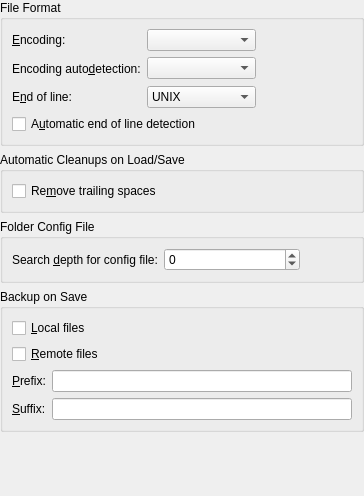
Above: part/dialogs/opensaveconfigwidget.ui from KDE/kate before the change. Below: the same form after it.
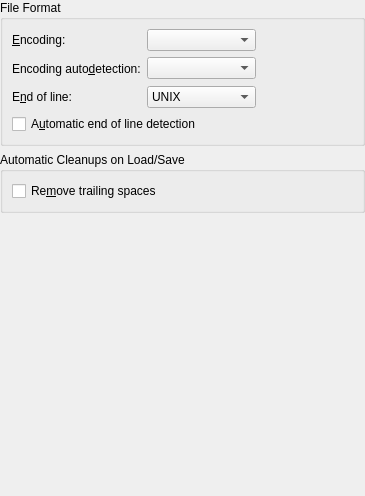
That is the form after the change.

Commit message: lower size requirements of dialog, sort out some actions

The edit to the form file:
```diff
--- a/part/dialogs/opensaveconfigwidget.ui
+++ b/part/dialogs/opensaveconfigwidget.ui
@@ -8,7 +8,7 @@
    <rect>
     <x>0</x>
     <y>0</y>
-    <width>364</width>
+    <width>365</width>
     <height>496</height>
    </rect>
   </property>
@@ -147,148 +147,12 @@
      </layout>
     </widget>
    </item>
-   <item>
-    <widget class="QGroupBox" name="gbConfigFile" >
-     <property name="title" >
-      <string>Folder Config File</string>
-     </property>
-     <layout class="QVBoxLayout" >
-      <property name="margin" >
-       <number>9</number>
-      </property>
-      <property name="spacing" >
-       <number>6</number>
-      </property>
-      <item>
-       <layout class="QHBoxLayout" >
-        <property name="margin" >
-         <number>0</number>
-        </property>
-        <property name="spacing" >
-         <number>6</number>
-        </property>
-        <item>
-         <widget class="QLabel" name="label" >
-          <property name="text" >
-           <string>Search &amp;depth for config file:</string>
-          </property>
-          <property name="buddy" >
-           <cstring>sbConfigFileSearchDepth</cstring>
-          </property>
-         </widget>
-        </item>
-        <item>
-         <widget class="QSpinBox" name="sbConfigFileSearchDepth" >
-          <property name="whatsThis" >
-           <string>The editor will search the given number of folder levels upwards for a .kateconfig file and load the settings line from it.</string>
-          </property>
-          <property name="specialValueText" >
-           <string>Do not use config file</string>
-          </property>
-          <property name="maximum" >
-           <number>64</number>
-          </property>
-          <property name="minimum" >
-           <number>-1</number>
-          </property>
-         </widget>
-        </item>
-        <item>
-         <spacer>
-          <property name="orientation" >
-           <enum>Qt::Horizontal</enum>
-          </property>
-          <property name="sizeHint" >
-           <size>
-            <width>21</width>
-            <height>23</height>
-           </size>
-          </property>
-         </spacer>
-        </item>
-       </layout>
-      </item>
-     </layout>
-    </widget>
-   </item>
-   <item>
-    <widget class="QGroupBox" name="gbBackup" >
-     <property name="whatsThis" >
-      <string>&lt;p>Backing up on save will cause Kate to copy the disk file to '&amp;lt;prefix&amp;gt;&amp;lt;filename&amp;gt;&amp;lt;suffix&amp;gt;' before saving changes.&lt;p>The suffix defaults to &lt;strong>~&lt;/strong> and prefix is empty by default.</string>
-     </property>
-     <property name="title" >
-      <string>Backup on Save</string>
-     </property>
-     <layout class="QGridLayout" >
-      <property name="margin" >
-       <number>9</number>
-      </property>
-      <property name="spacing" >
-       <number>6</number>
-      </property>
-      <item row="3" column="1" >
-       <widget class="QLineEdit" name="edtBackupSuffix" >
-        <property name="whatsThis" >
-         <string>Enter the suffix to append to the backup file names.</string>
-        </property>
-       </widget>
-      </item>
-      <item row="2" column="1" >
-       <widget class="QLineEdit" name="edtBackupPrefix" >
-        <property name="whatsThis" >
-         <string>Enter the prefix to prepend to the backup file names.</string>
-        </property>
-       </widget>
-      </item>
-      <item row="1" column="0" colspan="2" >
-       <widget class="QCheckBox" name="chkBackupRemoteFiles" >
-        <property name="whatsThis" >
-         <string>If this option is enabled, backups for remote files will be created when saving.</string>
-        </property>
-        <property name="text" >
-         <string>&amp;Remote files</string>
-        </property>
-       </widget>
-      </item>
-      <item row="2" column="0" >
-       <widget class="QLabel" name="label_5" >
-        <property name="text" >
-         <string>&amp;Prefix:</string>
-        </property>
-        <property name="buddy" >
-         <cstring>edtBackupPrefix</cstring>
-        </property>
-       </widget>
-      </item>
-      <item row="3" column="0" >
-       <widget class="QLabel" name="label_6" >
-        <property name="text" >
-         <string>&amp;Suffix:</string>
-        </property>
-        <property name="buddy" >
-         <cstring>edtBackupSuffix</cstring>
-        </property>
-       </widget>
-      </item>
-      <item row="0" column="0" colspan="2" >
-       <widget class="QCheckBox" name="chkBackupLocalFiles" >
-        <property name="whatsThis" >
-         <string>If this option is enabled, backups for local files will be created when saving.</string>
-        </property>
-        <property name="text" >
-         <string>&amp;Local files</string>
-        </property>
-       </widget>
-      </item>
-     </layout>
-    </widget>
-   </item>
    <item>
     <spacer>
      <property name="orientation" >
       <enum>Qt::Vertical</enum>
      </property>
-     <property name="sizeHint" >
+     <property name="sizeHint" stdset="0" >
       <size>
        <width>241</width>
        <height>20</height>
```
Left out of the diff: 24 changed lines with no effect on the pictures. The commit also changes 4 other files.
